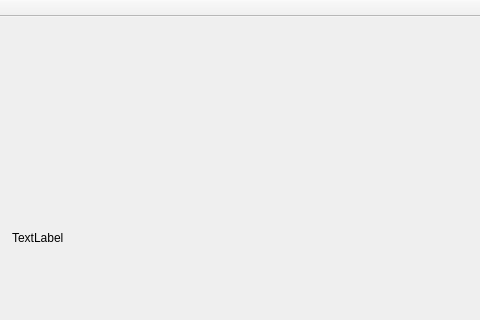
smandyscom/front-base-widget, file assembleTestUI/mainwindow.ui: the form before one commit; both pictures show x 198 to 678 and y 0 to 320 of the 678 by 503 pixel window.
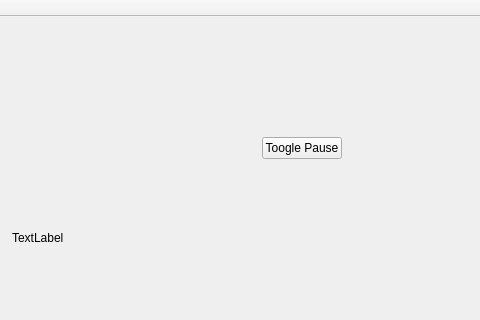
The form after the commit.

Patch:
```diff
--- a/assembleTestUI/mainwindow.ui
+++ b/assembleTestUI/mainwindow.ui
@@ -53,6 +53,19 @@
      <string>Load Css</string>
     </property>
    </widget>
+   <widget class="QPushButton" name="pushButton_3">
+    <property name="geometry">
+     <rect>
+      <x>460</x>
+      <y>120</y>
+      <width>80</width>
+      <height>22</height>
+     </rect>
+    </property>
+    <property name="text">
+     <string>Toogle Pause</string>
+    </property>
+   </widget>
   </widget>
   <widget class="QMenuBar" name="menuBar">
    <property name="geometry">
```
Left out of the diff: 2 changed lines with no effect on the pictures.
